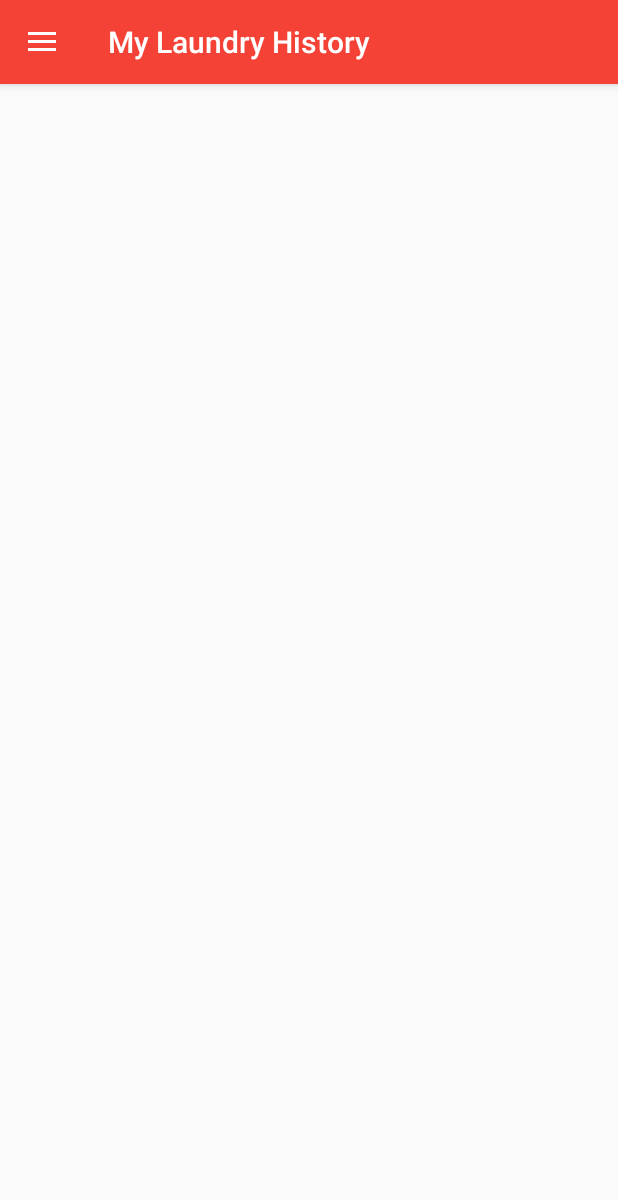
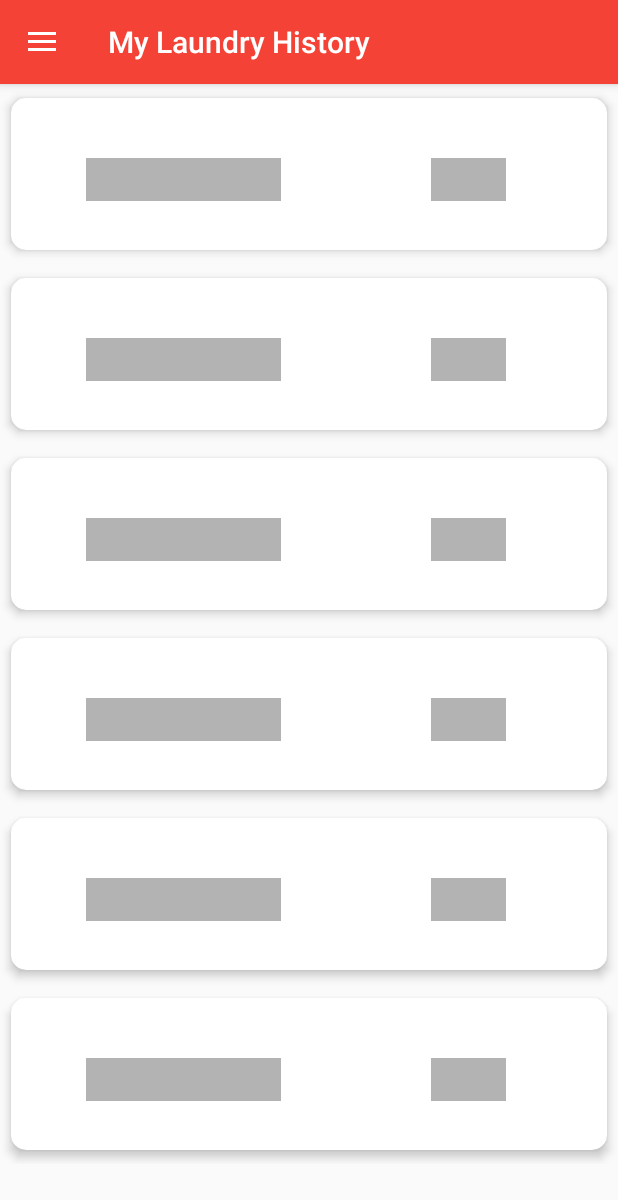
Before and after one commit to Rex7/LaundryProject, an Android app: the LaundryHistoryActivity screen opened directly, with no data from a screen before it, on a phone screen of 412 x 824 dp. Shown: the top 1200 px of the screen. Run offline under Robolectric (Android 15) with nearby library versions, the phone set to English and light mode, and no system bars; our stand-ins replace Shimmer, Volley; network calls fail.

Commit message:
Shimmer layout added

```diff
--- a/app/build.gradle
+++ b/app/build.gradle
@@ -27,6 +27,7 @@ dependencies {
     implementation fileTree(dir: 'libs', include: ['*.jar'])
 
     implementation 'androidx.appcompat:appcompat:1.2.0'
+    implementation 'com.facebook.shimmer:shimmer:0.5.0'
     implementation 'com.google.android.material:material:1.2.1'
     implementation 'com.android.volley:volley:1.1.0'
     implementation 'de.hdodenhof:circleimageview:3.1.0'
--- a/app/src/main/java/com/example/laundryproject/laundryhistory/LaundryHistoryActivity.java
+++ b/app/src/main/java/com/example/laundryproject/laundryhistory/LaundryHistoryActivity.java
@@ -5,6 +5,8 @@ import android.os.Build;
 import android.os.Bundle;
 import android.util.Log;
 import android.view.MenuItem;
+import android.view.View;
+
 import com.android.volley.Request;
 import com.android.volley.RequestQueue;
 import com.android.volley.Response;
@@ -15,6 +17,7 @@ import com.example.laundryproject.ProfileView;
 import com.example.laundryproject.R;
 import com.example.laundryproject.SessionManage;
 import com.example.laundryproject.VolleySingle;
+import com.facebook.shimmer.ShimmerFrameLayout;
 import com.google.android.material.navigation.NavigationView;
 import org.json.JSONArray;
 import org.json.JSONException;
@@ -44,6 +47,7 @@ public class LaundryHistoryActivity extends AppCompatActivity implements Navigat
     NavigationView navigationView;
     ActionBarDrawerToggle actionBarDrawerToggle;
     SessionManage sessionManage;
+    ShimmerFrameLayout shimmerFrameLayout;
 
     @RequiresApi(api = Build.VERSION_CODES.KITKAT)
     @Override
@@ -51,6 +55,7 @@ public class LaundryHistoryActivity extends AppCompatActivity implements Navigat
         super.onCreate(savedInstanceState);
         setContentView(R.layout.history_laundry);
         toolbar=findViewById(R.id.toolbar_history);
+        shimmerFrameLayout=findViewById(R.id.shimmer_layout);
         setSupportActionBar(toolbar);
         Objects.requireNonNull(getSupportActionBar()).setTitle("My Laundry History");
         sessionManage=new SessionManage(getApplicationContext());
@@ -60,6 +65,7 @@ public class LaundryHistoryActivity extends AppCompatActivity implements Navigat
                 R.string.open_navigation, R.string.close_navigation);
         drawerLayout.addDrawerListener(actionBarDrawerToggle);
         navigationView.setNavigationItemSelectedListener(this);
+        shimmerFrameLayout.startShimmer();
         recyclerView=findViewById(R.id.recyclerView_history);
        laundryHistories =getAllData();
         Log.v("LaundryHistoryActivity","Size"+laundryHistories.size());
@@ -84,7 +90,11 @@ public class LaundryHistoryActivity extends AppCompatActivity implements Navigat
                         Log.v("LaundryHistoryActivity","Size"+laundryHistoryList.get(i).getNoOfClothes());
                     }
                     historyAdapter = new HistoryAdapter(getApplicationContext(), laundryHistoryList);
+
+                    shimmerFrameLayout.stopShimmer();
+                    shimmerFrameLayout.setVisibility(View.GONE);
                     recyclerView.setAdapter(historyAdapter);
+                    recyclerView.setVisibility(View.VISIBLE);
                     historyAdapter.notifyDataSetChanged();
                 } catch (JSONException e) {
                     Log.v("JSONParseIssue","key"+e.getMessage());
@@ -111,6 +121,18 @@ public class LaundryHistoryActivity extends AppCompatActivity implements Navigat
     }
 
     @Override
+    protected void onPause() {
+        super.onPause();
+        shimmerFrameLayout.stopShimmer();
+    }
+
+    @Override
+    protected void onResume() {
+        super.onResume();
+        shimmerFrameLayout.startShimmer();
+    }
+
+    @Override
     public boolean onNavigationItemSelected(@NonNull MenuItem item) {
         switch (item.getItemId()){
             case R.id.profile:
--- a/app/src/main/res/layout/history_laundry.xml
+++ b/app/src/main/res/layout/history_laundry.xml
@@ -27,12 +27,37 @@
                 />
 
         </com.google.android.material.appbar.AppBarLayout>
+        <com.facebook.shimmer.ShimmerFrameLayout
+            android:id="@+id/shimmer_layout"
+            android:layout_below="@+id/appbar_history"
+            android:layout_width="match_parent"
+            android:layout_height="wrap_content">
+            <LinearLayout
+                android:layout_width="match_parent"
+                android:layout_height="wrap_content"
+                android:orientation="vertical">
+            <include
+                layout="@layout/history_shimmer"/>
+            <include
+                layout="@layout/history_shimmer"/>
+            <include
+                layout="@layout/history_shimmer"/>
+            <include
+                layout="@layout/history_shimmer"/>
+                <include
+                    layout="@layout/history_shimmer"/>
+                <include
+                    layout="@layout/history_shimmer"/>
+            </LinearLayout>
+
+        </com.facebook.shimmer.ShimmerFrameLayout>
 
 
 
     <androidx.recyclerview.widget.RecyclerView
         android:id="@+id/recyclerView_history"
         android:layout_below="@+id/appbar_history"
+        android:visibility="gone"
         android:layout_width="match_parent"
         android:layout_height="match_parent">
 
--- /dev/null
+++ b/app/src/main/res/layout/history_shimmer.xml
@@ -0,0 +1,39 @@
+<?xml version="1.0" encoding="utf-8"?>
+<androidx.cardview.widget.CardView
+    xmlns:android="http://schemas.android.com/apk/res/android"
+    android:layout_width="match_parent"
+    xmlns:app="http://schemas.android.com/apk/res-auto"
+    app:cardUseCompatPadding="true"
+    app:cardElevation="4dp"
+    app:cardCornerRadius="10dp"
+    android:layout_height="120dp">
+    <RelativeLayout
+        android:id="@+id/card"
+        android:layout_width="match_parent"
+        android:layout_height="match_parent">
+        <TextView
+            android:id="@+id/no_of_clothes_item"
+            android:text=""
+            android:layout_marginTop="40dp"
+            android:layout_marginLeft="50dp"
+            android:textSize="21sp"
+            android:fontFamily="@font/roboto_regular"
+            android:layout_width="130dp"
+            android:background="#B3B3B3"
+            android:layout_height="wrap_content"/>
+        <TextView
+            android:id="@+id/cost_of_clothes_item"
+            android:text=""
+            android:layout_marginTop="40dp"
+            android:textSize="21sp"
+            android:layout_marginLeft="100dp"
+            android:textColor="#2196F3"
+            android:background="#B3B3B3"
+            android:fontFamily="@font/roboto_thin"
+            android:layout_toRightOf="@+id/no_of_clothes_item"
+            android:layout_width="50dp"
+            android:layout_height="wrap_content"/>
+
+    </RelativeLayout>
+
+</androidx.cardview.widget.CardView>
```
